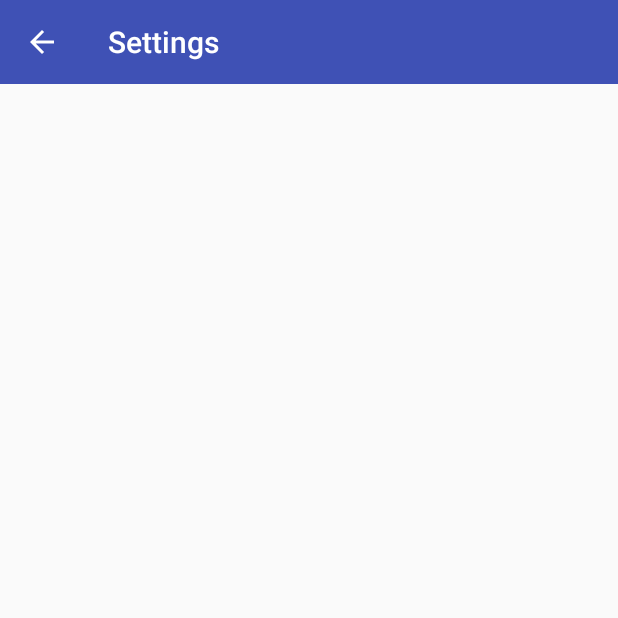
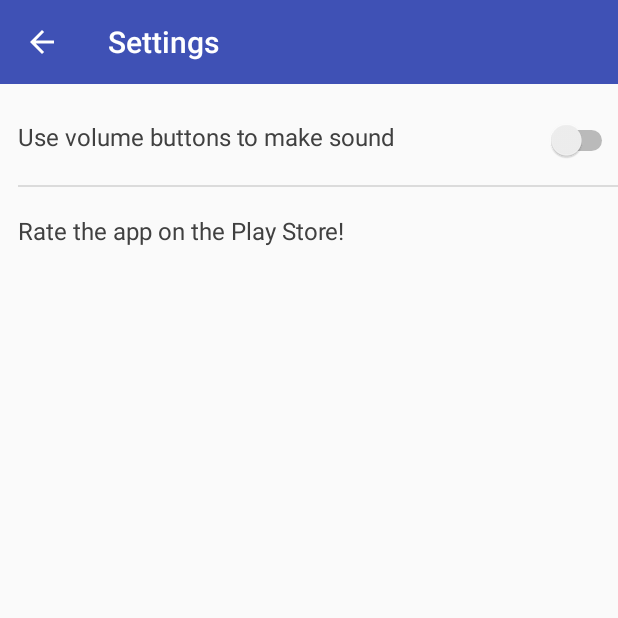
Before and after one commit to heisenberg15/Dog-clicker-app, an Android app: the screen it shows after launch (SettingsActivity), after a tap on "Settings", on a phone screen of 412 x 824 dp, the top half of it. Run offline under Robolectric (Android 15) with nearby library versions, the phone set to English and light mode, and no system bars.

Commit message:
Volume clicks working

```diff
--- a/app/build.gradle
+++ b/app/build.gradle
@@ -26,5 +26,5 @@ dependencies {
     })
     compile 'com.android.support:appcompat-v7:24.2.1'
     testCompile 'junit:junit:4.12'
-    compile 'com.android.support.constraint:constraint-layout:1.0.0-beta3'
+    compile 'com.android.support.constraint:constraint-layout:1.0.0-beta4'
 }
--- a/app/src/main/java/com/example/floyd/dogclicker/MainActivity.java
+++ b/app/src/main/java/com/example/floyd/dogclicker/MainActivity.java
@@ -3,27 +3,46 @@ package com.example.floyd.dogclicker;
 import android.content.Context;
 import android.content.Intent;
 import android.media.AudioManager;
+import android.media.MediaPlayer;
 import android.os.Bundle;
 import android.support.v7.app.AppCompatActivity;
 import android.support.v7.widget.Toolbar;
 import android.view.KeyEvent;
 import android.view.Menu;
 import android.view.MenuItem;
+import android.view.View;
+import android.widget.ImageView;
 import android.widget.SeekBar;
 
 public class MainActivity extends AppCompatActivity {
     Toolbar mainActivityToolbar;
     SeekBar volumeSeekBar = null;
+    ImageView clickView;
+    MediaPlayer mp;
+    SettingsActivity settingsActivity;
     private AudioManager audioManager = null;
+    int action;
+    int keyCode;
+    int test = 1;
 
     @Override
     protected void onCreate(Bundle savedInstanceState) {
         super.onCreate(savedInstanceState);
         setVolumeControlStream(AudioManager.STREAM_MUSIC);
         setContentView(R.layout.activity_main);
+        settingsActivity = new SettingsActivity();
+        mp = MediaPlayer.create(MainActivity.this, R.raw.louder10);
+        clickView = (ImageView) findViewById(R.id.click_image_id);
+        volumeSeekBar = (SeekBar) findViewById(R.id.seekBar_id);
+        audioManager = (AudioManager) getSystemService(Context.AUDIO_SERVICE);
+
+
 
         initToolbar();
         initControls();
+        onButtonClick();
+
+
     }
 
     private void initToolbar() {
@@ -34,7 +53,7 @@ public class MainActivity extends AppCompatActivity {
 
     @Override
     public boolean onOptionsItemSelected(MenuItem item) {
-        switch (item.getItemId()){
+        switch (item.getItemId()) {
             case R.id.menu_settings_id:
                 Intent settingsIntent = new Intent(getApplicationContext(), SettingsActivity.class);
                 startActivity(settingsIntent);
@@ -53,8 +72,6 @@ public class MainActivity extends AppCompatActivity {
 
     private void initControls() {
         try {
-            volumeSeekBar = (SeekBar) findViewById(R.id.seekBar_id);
-            audioManager = (AudioManager) getSystemService(Context.AUDIO_SERVICE);
             volumeSeekBar.setMax(audioManager
                     .getStreamMaxVolume(AudioManager.STREAM_MUSIC));
             volumeSeekBar.setProgress(audioManager
@@ -81,10 +98,48 @@ public class MainActivity extends AppCompatActivity {
         }
     }
 
+
+    @Override
+    public boolean dispatchKeyEvent(KeyEvent event) {
+        action = event.getAction();
+        keyCode = event.getKeyCode();
+
+        System.out.println(settingsActivity.switchState);
+        if (settingsActivity.switchState == 1) {
+            int action = event.getAction();
+            int keyCode = event.getKeyCode();
+
+            switch (keyCode) {
+                case KeyEvent.KEYCODE_VOLUME_UP:
+                    if (action == KeyEvent.ACTION_DOWN) {
+                        makeSound();
+                    }
+                    return true;
+                case KeyEvent.KEYCODE_VOLUME_DOWN:
+                    if (action == KeyEvent.ACTION_DOWN) {
+                        makeSound();
+                    }
+                    return true;
+                default:
+                    return super.dispatchKeyEvent(event);
+            }
+        }
+
+        return super.dispatchKeyEvent(event);
+    }
+
+
     @Override
     public boolean onKeyUp(int keyCode, KeyEvent event) {
+        System.out.println(settingsActivity.switchState);
         if ((keyCode == KeyEvent.KEYCODE_VOLUME_UP)) {
-            volumeSeekBar.setProgress(audioManager.getStreamVolume(AudioManager.STREAM_MUSIC));
+            if (settingsActivity.switchState == 0) {
+                volumeSeekBar.setProgress(audioManager.getStreamVolume(AudioManager.STREAM_MUSIC));
+            }
+        }else if (keyCode == KeyEvent.KEYCODE_VOLUME_DOWN){
+            if (settingsActivity.switchState == 0) {
+                volumeSeekBar.setProgress(audioManager.getStreamVolume(AudioManager.STREAM_MUSIC));
+            }
         }
         return super.onKeyUp(keyCode, event);
     }
@@ -92,8 +147,33 @@ public class MainActivity extends AppCompatActivity {
     @Override
     public boolean onKeyDown(int keyCode, KeyEvent event) {
         if ((keyCode == KeyEvent.KEYCODE_VOLUME_DOWN)) {
-            volumeSeekBar.setProgress(audioManager.getStreamVolume(AudioManager.STREAM_MUSIC));
+            if (settingsActivity.switchState == 0) {
+                volumeSeekBar.setProgress(audioManager.getStreamVolume(AudioManager.STREAM_MUSIC));
+            }
+        }else if (keyCode == KeyEvent.KEYCODE_VOLUME_UP){
+            if (settingsActivity.switchState == 0) {
+                volumeSeekBar.setProgress(audioManager.getStreamVolume(AudioManager.STREAM_MUSIC));
+            }
         }
         return super.onKeyDown(keyCode, event);
     }
+
+    void onButtonClick() {
+        clickView.setOnClickListener(new View.OnClickListener() {
+            @Override
+            public void onClick(View v) {
+                makeSound();
+            }
+        });
+    }
+
+    void makeSound() {
+        try {
+            mp.start();
+        } catch (Exception e) {
+            e.printStackTrace();
+        }
+    }
+
+
 }
--- a/app/src/main/java/com/example/floyd/dogclicker/SettingsActivity.java
+++ b/app/src/main/java/com/example/floyd/dogclicker/SettingsActivity.java
@@ -1,33 +1,42 @@
 package com.example.floyd.dogclicker;
 
+import android.os.Bundle;
 import android.support.v7.app.AppCompatActivity;
-import android.os.Bundle;
 import android.support.v7.widget.Toolbar;
 import android.view.MenuItem;
+import android.widget.CompoundButton;
+import android.widget.Switch;
 
 public class SettingsActivity extends AppCompatActivity {
-    private Toolbar toolbar;
+    Toolbar toolbar;
+    Switch aSwitch;
+
+    static int switchState;
 
     @Override
     protected void onCreate(Bundle savedInstanceState) {
         super.onCreate(savedInstanceState);
         setContentView(R.layout.activity_settings);
+        aSwitch = (Switch) findViewById(R.id.switch_id);
 
+        switchState = 1;
+//        setSwitchState(1);
         initToolbar();
-
+//        checkSwitch();
     }
 
-    void initToolbar(){
+    void initToolbar() {
         toolbar = (Toolbar) findViewById(R.id.settings_toolbar_id);
         setSupportActionBar(toolbar);
         getSupportActionBar().setDisplayHomeAsUpEnabled(true);
         getSupportActionBar().setTitle(R.string.settings);
     }
 
+
     @Override
     public boolean onOptionsItemSelected(MenuItem item) {
 
-        switch (item.getItemId()){
+        switch (item.getItemId()) {
             case android.R.id.home:
                 onBackPressed();
                 break;
@@ -36,4 +45,26 @@ public class SettingsActivity extends AppCompatActivity {
         return super.onOptionsItemSelected(item);
     }
 
+
+    private void checkSwitch() {
+        aSwitch.setOnCheckedChangeListener(new CompoundButton.OnCheckedChangeListener() {
+            @Override
+            public void onCheckedChanged(CompoundButton buttonView, boolean isChecked) {
+                if (isChecked) {
+                    setSwitchState(1);
+                } else {
+                    setSwitchState(0);
+                }
+            }
+        });
+    }
+
+    public int getSwitchState() {
+        return switchState;
+    }
+
+    public void setSwitchState(int switchState) {
+        this.switchState = switchState;
+    }
+
 }
--- a/app/src/main/res/layout/activity_settings.xml
+++ b/app/src/main/res/layout/activity_settings.xml
@@ -1,5 +1,6 @@
 <?xml version="1.0" encoding="utf-8"?>
 <android.support.constraint.ConstraintLayout xmlns:android="http://schemas.android.com/apk/res/android"
+    xmlns:app="http://schemas.android.com/apk/res-auto"
     xmlns:tools="http://schemas.android.com/tools"
     android:id="@+id/activity_settings"
     android:layout_width="match_parent"
@@ -15,6 +16,55 @@
         app:layout_constraintLeft_toLeftOf="parent"
         app:layout_constraintRight_toRightOf="parent"
         app:layout_constraintTop_toTopOf="parent"
-        app:titleTextColor="@android:color/white" />
+        app:titleTextColor="@android:color/white"
+        tools:layout_constraintLeft_creator="1"
+        tools:layout_constraintRight_creator="1" />
+
+    <TextView
+        android:id="@+id/switch_text_id"
+        android:layout_width="wrap_content"
+        android:layout_height="wrap_content"
+        android:layout_marginLeft="12dp"
+        android:layout_marginStart="12dp"
+        android:layout_marginTop="24dp"
+        android:text="@string/use_volume_buttons_to_make_sound"
+        android:textColor="@color/settings_text_color"
+        android:textSize="16sp"
+        app:layout_constraintLeft_toLeftOf="parent"
+        app:layout_constraintTop_toBottomOf="@+id/settings_toolbar_id" />
+
+    <Switch
+        android:id="@+id/switch_id"
+        android:layout_width="wrap_content"
+        android:layout_height="wrap_content"
+        android:layout_marginTop="24dp"
+        app:layout_constraintRight_toRightOf="parent"
+        app:layout_constraintTop_toBottomOf="@+id/settings_toolbar_id" />
+
+    <View
+        android:id="@+id/divider_id"
+        android:layout_width="0dp"
+        android:layout_height="1dp"
+        android:layout_marginTop="16dp"
+        android:background="#20000000"
+        app:layout_constraintLeft_toLeftOf="@+id/switch_text_id"
+        app:layout_constraintRight_toRightOf="parent"
+        app:layout_constraintTop_toBottomOf="@+id/switch_id" />
+
+    <TextView
+        android:id="@+id/rate_view_id"
+        android:layout_width="0dp"
+        android:layout_height="wrap_content"
+        android:clickable="true"
+        android:foreground="?attr/selectableItemBackground"
+        android:paddingBottom="18dp"
+        android:paddingTop="18dp"
+        android:text="@string/Rate_app"
+        android:textColor="@color/settings_text_color"
+        android:textSize="16sp"
+        app:layout_constraintLeft_toLeftOf="@+id/divider_id"
+        app:layout_constraintRight_toRightOf="parent"
+        app:layout_constraintTop_toBottomOf="@+id/divider_id" />
+
 
 </android.support.constraint.ConstraintLayout>
--- a/app/src/main/res/values/colors.xml
+++ b/app/src/main/res/values/colors.xml
@@ -3,4 +3,5 @@
     <color name="colorPrimary">#3F51B5</color>
     <color name="colorPrimaryDark">#303F9F</color>
     <color name="colorAccent">#FF4081</color>
+    <color name="settings_text_color">#404040</color>
 </resources>
--- a/app/src/main/res/values/strings.xml
+++ b/app/src/main/res/values/strings.xml
@@ -3,4 +3,6 @@
     <string name="dog_clicker">Clicker</string>
     <string name="menu_rate_app">Rate app</string>
     <string name="settings">Settings</string>
+    <string name="Rate_app">Rate the app on the Play Store!</string>
+    <string name="use_volume_buttons_to_make_sound">Use volume buttons to make sound</string>
 </resources>
```
Also changed, not shown: app/src/main/res/layout/activity_main.xml (+20 -10 lines), 9 other files.
